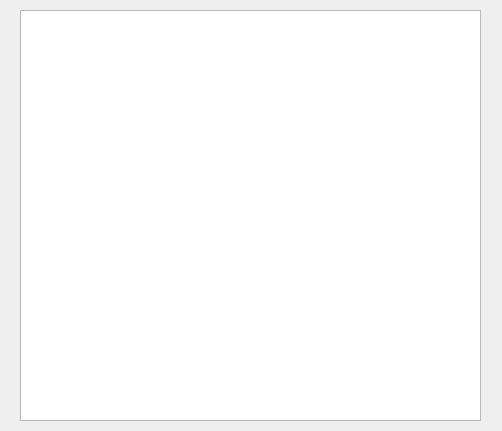
Old version of the form main.ui in the repository The-Mixa/coffee-task2.
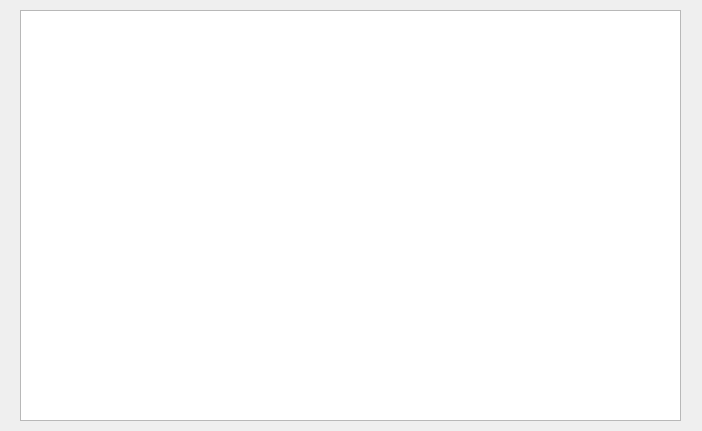
New version of the form.

The edit to the form file:
```diff
--- a/main.ui
+++ b/main.ui
@@ -6,7 +6,7 @@
    <rect>
     <x>0</x>
     <y>0</y>
-    <width>502</width>
+    <width>702</width>
     <height>431</height>
    </rect>
   </property>
@@ -18,7 +18,7 @@
     <rect>
      <x>20</x>
      <y>10</y>
-     <width>461</width>
+     <width>661</width>
      <height>411</height>
     </rect>
    </property>
```
